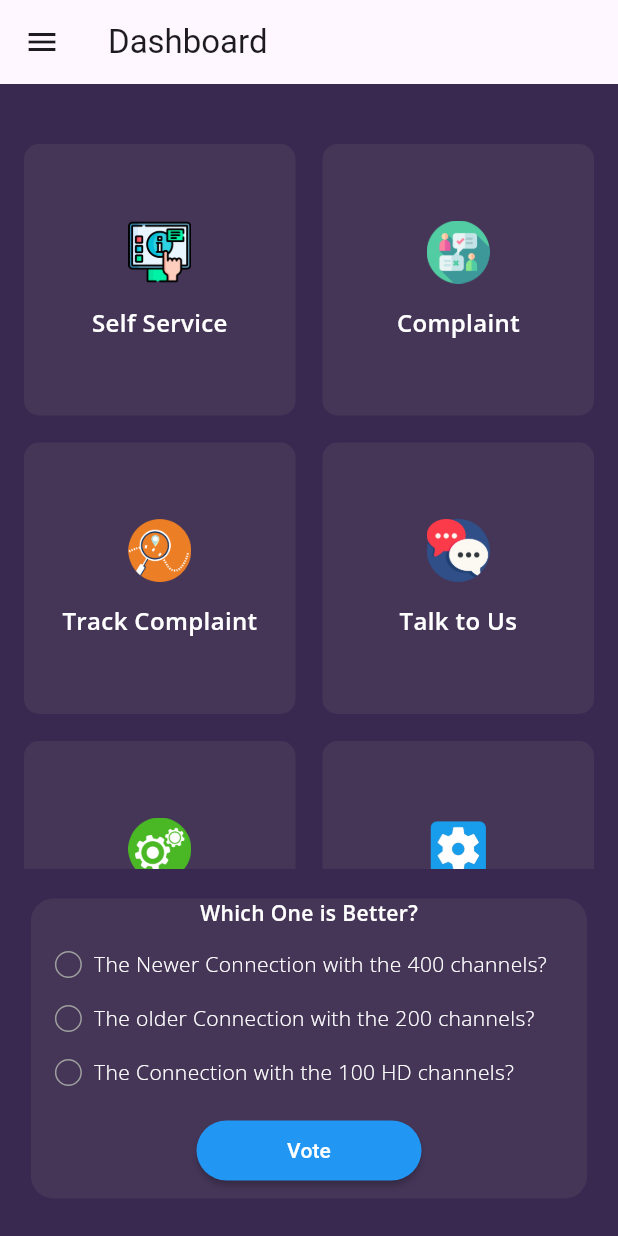
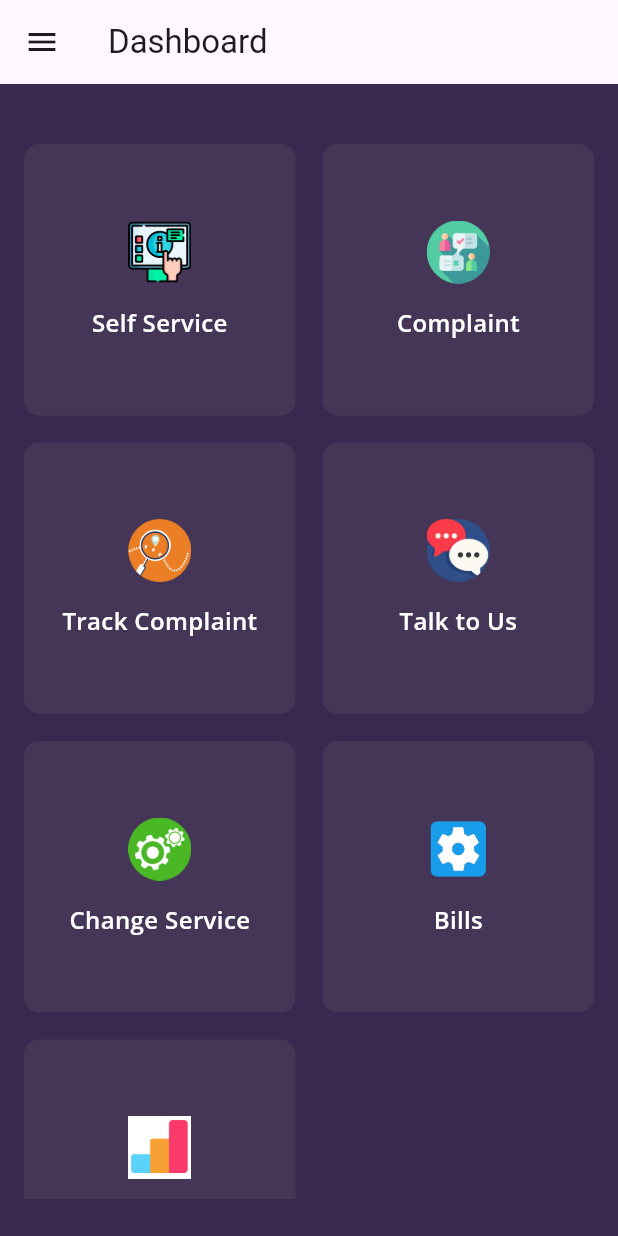
Before and after one commit to umairgakher/cabelApp1, a Flutter app: the Dashboard screen opened directly, on a phone screen of 412 x 824 dp. Run offline on Flutter 3.47's test engine with Material 2 defaults, Android fonts, the phone set to English and light mode, and no system bars; our stand-ins replace cloud_firestore, firebase_auth, firebase_core, fluttertoast, google_fonts, image_picker and 1 more; accounts and stored records are empty.

Commit message:
UPDATED CODE

```diff
--- a/lib/Emplyee/Dashboard.dart
+++ b/lib/Emplyee/Dashboard.dart
@@ -1,6 +1,5 @@
 // ignore_for_file: unnecessary_brace_in_string_interps, file_names, use_key_in_widget_constructors, library_private_types_in_public_api, avoid_print, prefer_const_constructors
 
-import 'package:app/Admin/Bills/Bills.dart';
 import 'package:app/Admin/Help/admin_help.dart';
 import 'package:app/Emplyee/holiday.dart';
 import 'package:app/Emplyee/myholidays.dart';
--- a/lib/User/Dashboard/Dashboard.dart
+++ b/lib/User/Dashboard/Dashboard.dart
@@ -6,6 +6,7 @@ import 'package:app/User/Services/paymnet_controller.dart';
 import 'package:app/User/Setting/Setting.dart';
 import 'package:app/User/Talkus/Talkus.dart';
 import 'package:app/User/TrackOrder/TrackC.dart';
+import 'package:app/User/poll/poll.dart';
 import 'package:app/signin.dart';
 import 'package:cloud_firestore/cloud_firestore.dart';
 import 'package:firebase_auth/firebase_auth.dart';
@@ -44,6 +45,10 @@ class _DashboardState extends State<Dashboard> {
   Items item6 = new Items(
     title: "Bills",
     img: "images/setting.jpg",
+  );
+  Items item7 = new Items(
+    title: "Poll",
+    img: "images/poll.png",
   );
   User? user;
   String? username;
@@ -97,7 +102,8 @@ class _DashboardState extends State<Dashboard> {
       item3,
       item4,
       item5,
-      item6
+      item6,
+      item7
     ]; // Add all items here
     var color = 0xff453658;
     return Scaffold(
@@ -232,7 +238,7 @@ class _DashboardState extends State<Dashboard> {
           ),
           Padding(
             padding: const EdgeInsets.only(bottom: 25),
-            child: PollWidget(),
+            // child: PollWidget(),
           ),
         ],
       ),
@@ -282,6 +288,11 @@ class _DashboardState extends State<Dashboard> {
           fontSize: 16.0,
         );
       }
+    } else if (title == "Poll") {
+      Navigator.push(
+        context,
+        MaterialPageRoute(builder: (context) => Userpolls()),
+      );
     }
   }
 }
@@ -291,126 +302,3 @@ class Items {
   String img;
   Items({required this.title, required this.img});
 }
-
-class PollWidget extends StatefulWidget {
-  @override
-  _PollWidgetState createState() => _PollWidgetState();
-}
-
-class _PollWidgetState extends State<PollWidget> {
-  int selectedOption = 0; // Initialize selectedOption variable
-  bool isButtonDisabled =
-      false; // Add a boolean variable to track button disable state
-  @override
-  Widget build(BuildContext context) {
-    return Padding(
-      padding: EdgeInsets.only(top: 20),
-      child: Container(
-        height: 200,
-        width: MediaQuery.of(context).size.width *
-            0.9, // Adjusted width to make it responsive
-        decoration: BoxDecoration(
-          color: const Color(0xff453658),
-          borderRadius: BorderRadius.circular(15),
-        ),
-        child: SingleChildScrollView(
-          child: Column(
-            mainAxisAlignment: MainAxisAlignment.center,
-            children: [
-              Text(
-                'Which One is Better?',
-                style: GoogleFonts.openSans(
-                  textStyle: const TextStyle(
-                    color: Colors.white,
-                    fontSize: 14, // Reduced text size
-                    fontWeight: FontWeight.w600,
-                  ),
-                ),
-              ),
-              const SizedBox(height: 6),
-              buildRadioButton(
-                1,
-                'The Newer Connection with the 400 channels?',
-              ),
-              buildRadioButton(
-                  2, 'The older Connection with the 200 channels?'),
-              buildRadioButton(3, 'The Connection with the 100 HD channels?'),
-              const SizedBox(height: 10),
-              ElevatedButton(
-                onPressed: isButtonDisabled
-                    ? null
-                    : () {
-                        setState(() {
-                          selectedOption =
-                              selectedOption; // Optional: Update the selectedOption again
-                          isButtonDisabled = true; // Disable the button
-                        });
-                      },
-                style: ElevatedButton.styleFrom(
-                  primary: Colors.blue,
-                  shape: RoundedRectangleBorder(
-                    borderRadius: BorderRadius.circular(20),
-                  ),
-                  elevation:
-                      2, // Adjust the elevation value for a subtle shadow effect
-                  minimumSize: Size(150, 40),
-                ),
-                child: Text(
-                  isButtonDisabled ? 'Voted' : 'Vote',
-                  style: TextStyle(color: Colors.white),
-                ),
-              ),
-            ],
-          ),
-        ),
-      ),
-    );
-  }
-
-  Widget buildRadioButton(int value, String label) {
-    return InkWell(
-      onTap: () {
-        setState(() {
-          selectedOption = value;
-        });
-      },
-      child: Padding(
-        padding: const EdgeInsets.symmetric(vertical: 8, horizontal: 16),
-        child: Row(
-          children: [
-            Container(
-              height: 18, // Reduced icon size
-              width: 18, // Reduced icon size
-              decoration: BoxDecoration(
-                shape: BoxShape.circle,
-                border: Border.all(color: Colors.grey),
-                color:
-                    selectedOption == value ? Colors.blue : Colors.transparent,
-              ),
-              child: selectedOption == value
-                  ? const Icon(
-                      Icons.check,
-                      color: Colors.white,
-                      size: 14, // Reduced icon size
-                    )
-                  : null,
-            ),
-            const SizedBox(width: 8), // Reduced spacing
-            Expanded(
-              child: Text(
-                label,
-                style: GoogleFonts.openSans(
-                  textStyle: const TextStyle(
-                    color: Colors.white,
-                    fontSize: 14, // Reduced text size
-                    fontWeight: FontWeight.w300,
-                  ),
-                ),
-              ),
-            ),
-          ],
-        ),
-      ),
-    );
-  }
-}
--- a/lib/User/Talkus/Talkus.dart
+++ b/lib/User/Talkus/Talkus.dart
@@ -1,3 +1,5 @@
+// ignore_for_file: file_names, camel_case_types, library_private_types_in_public_api, prefer_const_constructors
+
 import 'package:flutter/material.dart';
 
 class Talk_service extends StatefulWidget {
--- a/lib/screens/admin_chat_screen.dart
+++ b/lib/screens/admin_chat_screen.dart
@@ -1,8 +1,9 @@
 // admin_chat_screen.dart
+
+// ignore_for_file: library_private_types_in_public_api, prefer_const_constructors
 
 import 'package:flutter/material.dart';
 import 'package:cloud_firestore/cloud_firestore.dart';
-import 'user_model.dart';
 
 class AdminChatScreen extends StatefulWidget {
   const AdminChatScreen({Key? key}) : super(key: key);
--- a/lib/screens/user_chat_screen.dart
+++ b/lib/screens/user_chat_screen.dart
@@ -1,6 +1,6 @@
 // lib/screens/user_chat_screen.dart
 
-// ignore_for_file: unused_import
+// ignore_for_file: unused_import, use_key_in_widget_constructors, prefer_const_constructors_in_immutables, library_private_types_in_public_api, prefer_const_constructors
 
 import 'package:flutter/material.dart';
 import 'package:cloud_firestore/cloud_firestore.dart';
--- a/pubspec.yaml
+++ b/pubspec.yaml
@@ -85,6 +85,7 @@ flutter:
     - images/setting.jpg
     - images/talkus.png
     - images/track.png
+    - images/poll.png
   #   - images/a_dot_burr.jpeg
   #   - images/a_dot_ham.jpeg
 
```
Also changed, not shown: lib/Admin/polls/polls.dart (+48 -19 lines), lib/User/poll/poll.dart (added, +75 -0 lines), images/poll.png (added).
